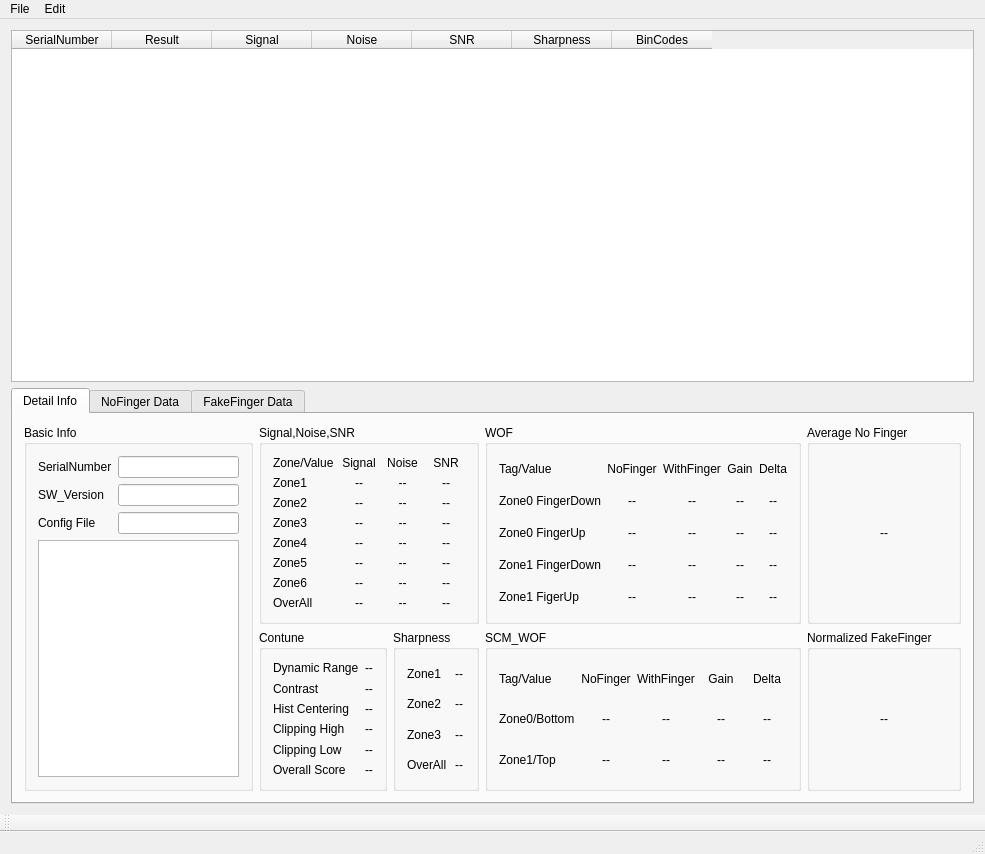
Old version of the form Yangpu/yangpu.ui in the repository fanmuzhi/yangpu.
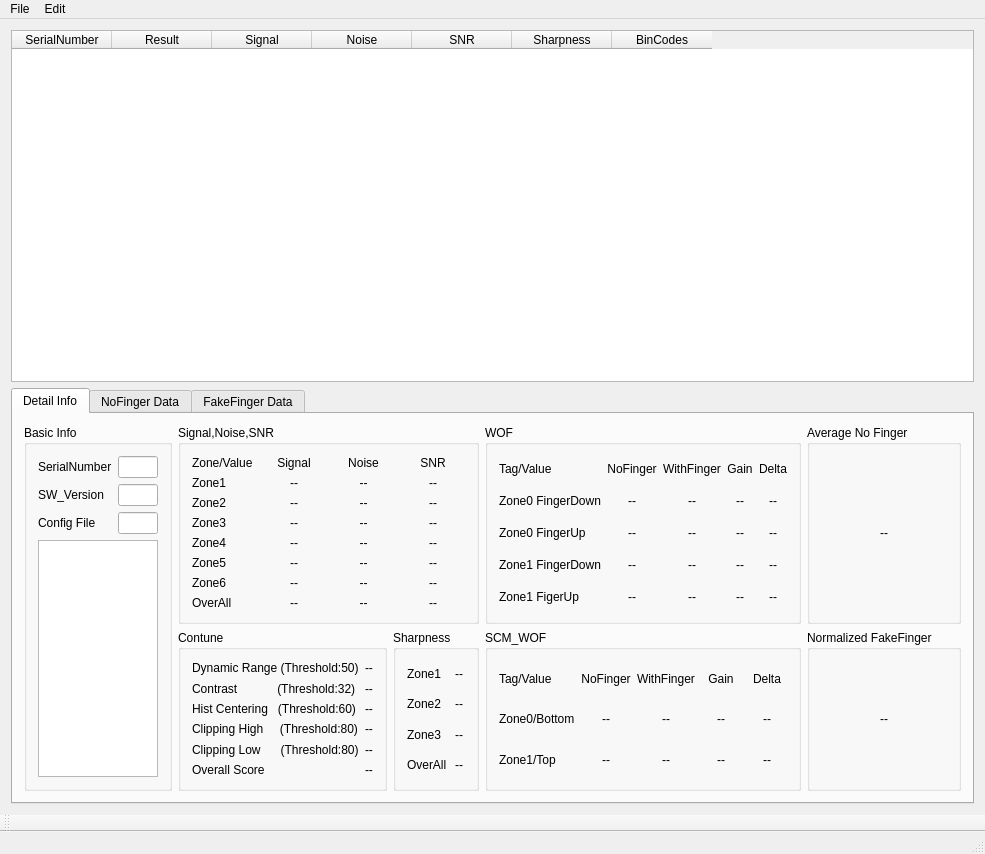
New version of the form.

Diff of the .ui file:
```diff
--- a/Yangpu/yangpu.ui
+++ b/Yangpu/yangpu.ui
@@ -721,35 +721,35 @@
                <item>
                 <widget class="QLabel" name="DynamicRangeLabel">
                  <property name="text">
-                  <string>Dynamic Range</string>
+                  <string>Dynamic Range (Threshold:50)</string>
                  </property>
                 </widget>
                </item>
                <item>
                 <widget class="QLabel" name="ContrastLabel">
                  <property name="text">
-                  <string>Contrast</string>
+                  <string>Contrast            (Threshold:32)</string>
                  </property>
                 </widget>
                </item>
                <item>
                 <widget class="QLabel" name="HistCenteringLabel">
                  <property name="text">
-                  <string>Hist Centering</string>
+                  <string>Hist Centering   (Threshold:60)</string>
                  </property>
                 </widget>
                </item>
                <item>
                 <widget class="QLabel" name="ClippingHighLabel">
                  <property name="text">
-                  <string>Clipping High</string>
+                  <string>Clipping High     (Threshold:80)</string>
                  </property>
                 </widget>
                </item>
                <item>
                 <widget class="QLabel" name="ClippingLowLabel">
                  <property name="text">
-                  <string>Clipping Low</string>
+                  <string>Clipping Low      (Threshold:80)</string>
                  </property>
                 </widget>
                </item>
```
